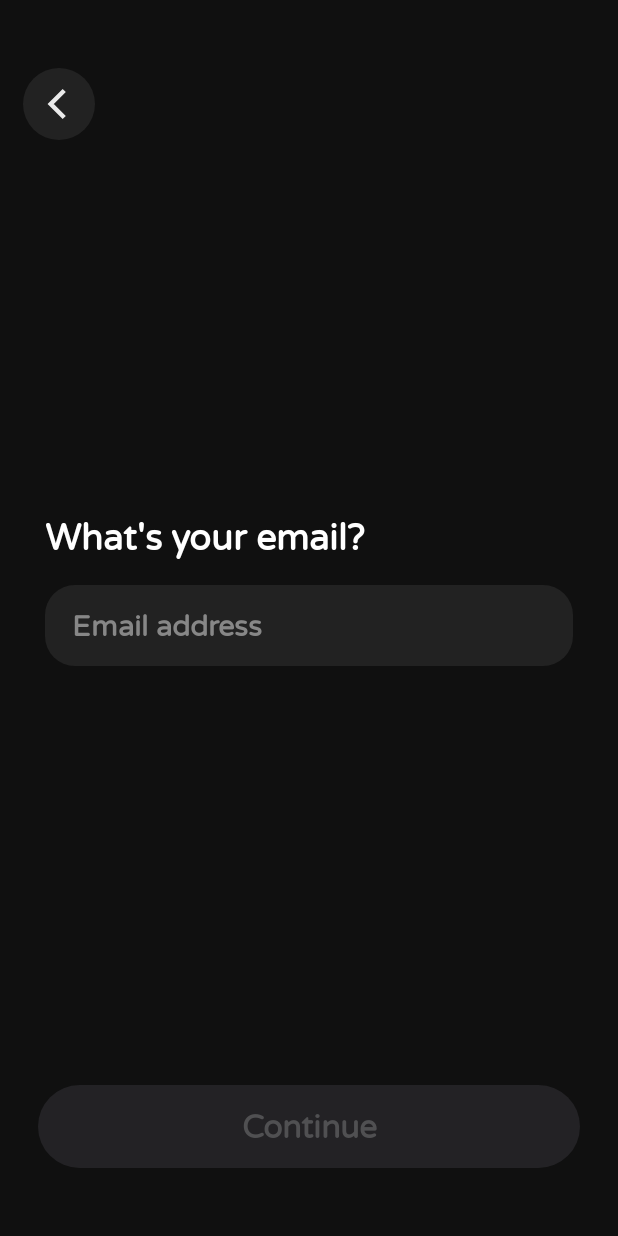
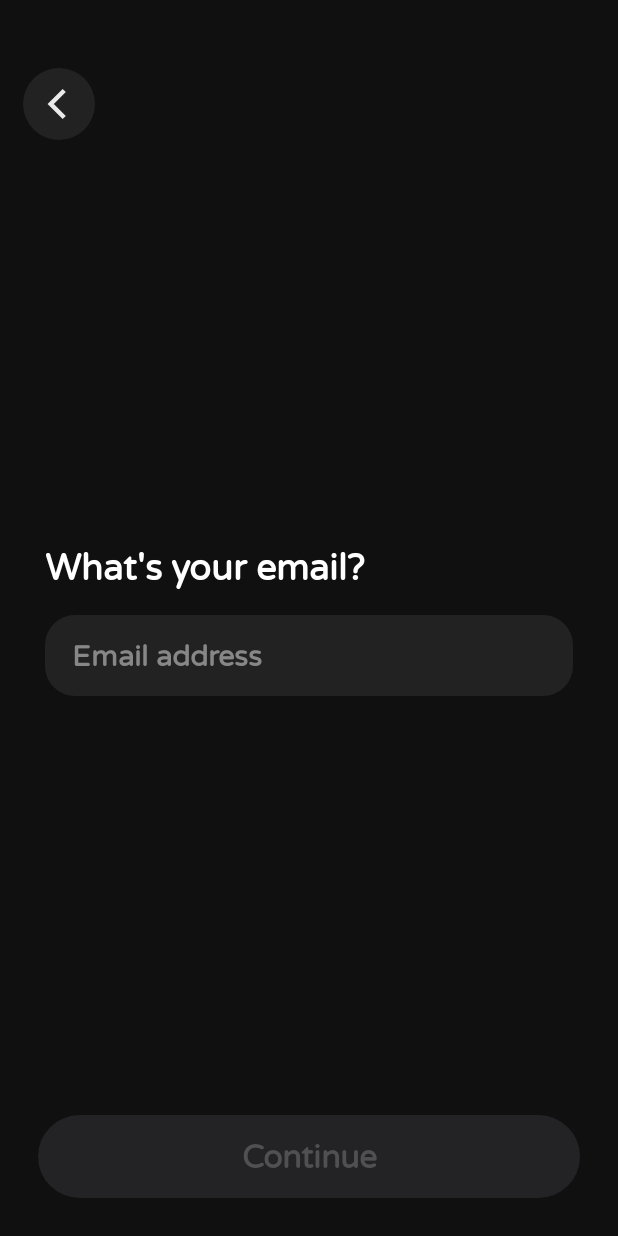
Before and after one commit to khongphaiduycuannn/Locket-Clone, an Android app: the screen it shows after launch (MainActivity), after a tap on "Create an account", on a phone screen of 412 x 824 dp. Run offline under Robolectric (Android 15) with nearby library versions, the phone set to English and light mode, and no system bars.

Commit message:
fix margin bottom of continue button

```diff
--- a/app/src/main/res/layout/fragment_login_email.xml
+++ b/app/src/main/res/layout/fragment_login_email.xml
@@ -66,7 +66,7 @@
         android:layout_width="match_parent"
         android:layout_height="55dp"
         android:layout_marginHorizontal="25dp"
-        android:layout_marginVertical="45dp"
+        android:layout_marginVertical="25dp"
         android:background="@drawable/bg_btn_continue_disable"
         android:enabled="false"
         android:fontFamily="@font/varela"
--- a/app/src/main/res/layout/fragment_login_password.xml
+++ b/app/src/main/res/layout/fragment_login_password.xml
@@ -91,7 +91,7 @@
         android:layout_width="match_parent"
         android:layout_height="55dp"
         android:layout_marginHorizontal="25dp"
-        android:layout_marginVertical="45dp"
+        android:layout_marginVertical="25dp"
         android:background="@drawable/bg_btn_continue_disable"
         android:enabled="false"
         android:fontFamily="@font/varela"
--- a/app/src/main/res/layout/fragment_login_username.xml
+++ b/app/src/main/res/layout/fragment_login_username.xml
@@ -84,7 +84,7 @@
         android:layout_width="match_parent"
         android:layout_height="55dp"
         android:layout_marginHorizontal="25dp"
-        android:layout_marginVertical="45dp"
+        android:layout_marginVertical="25dp"
         android:background="@drawable/bg_btn_continue_disable"
         android:enabled="false"
         android:fontFamily="@font/varela"
```
